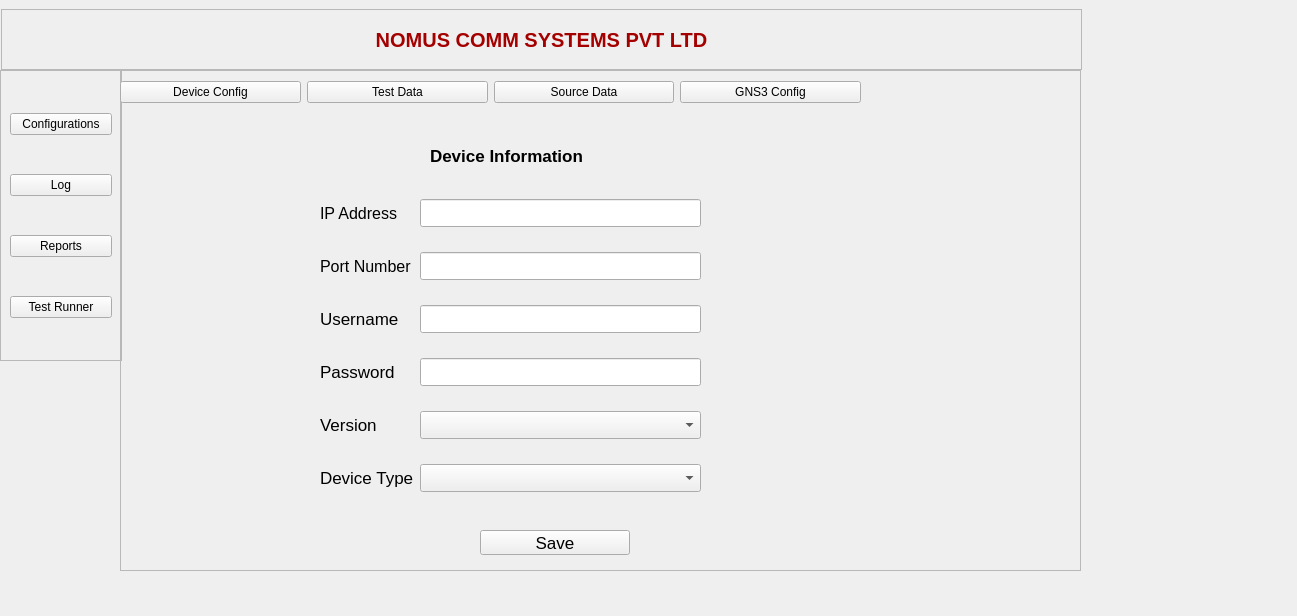
This is FUNCTIONALITY_TOOL/config.ui in skystar23/Automation_tool as Qt 5 draws it before an edit. The edited form follows.
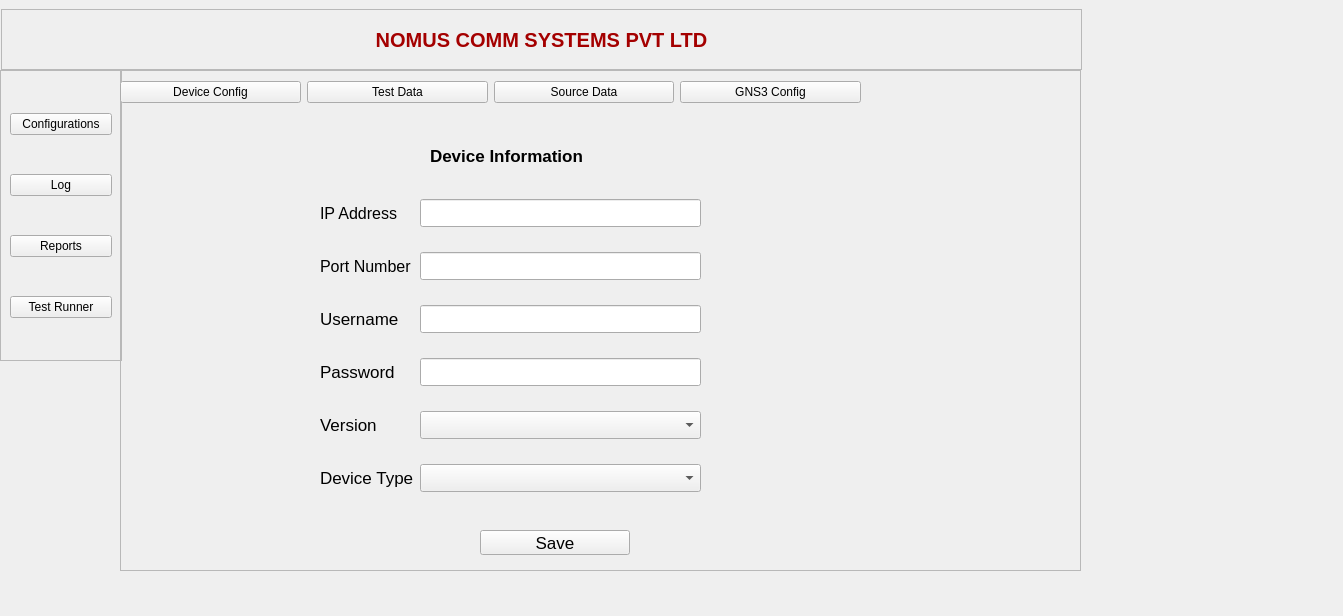
This is the edited form.

```diff
--- a/FUNCTIONALITY_TOOL/config.ui
+++ b/FUNCTIONALITY_TOOL/config.ui
@@ -6,7 +6,7 @@
    <rect>
     <x>0</x>
     <y>0</y>
-    <width>1297</width>
+    <width>1343</width>
     <height>616</height>
    </rect>
   </property>
@@ -239,7 +239,7 @@
       <rect>
        <x>0</x>
        <y>40</y>
-       <width>961</width>
+       <width>861</width>
        <height>471</height>
       </rect>
      </property>
```
Left out of the diff: 12 changed lines with no effect on the pictures.
